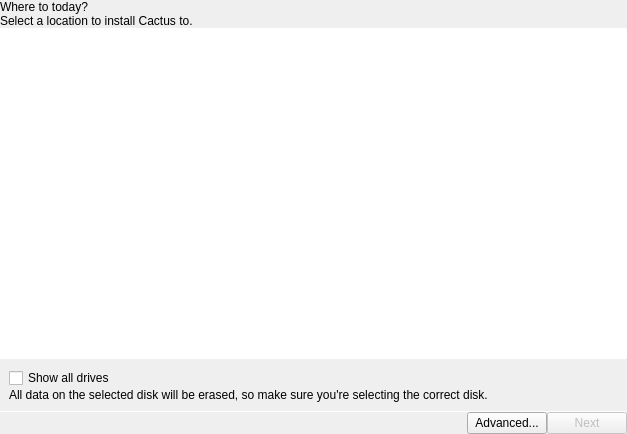
theCheeseboard/scallop, file installer/pages/diskpage.ui: the form before one commit.
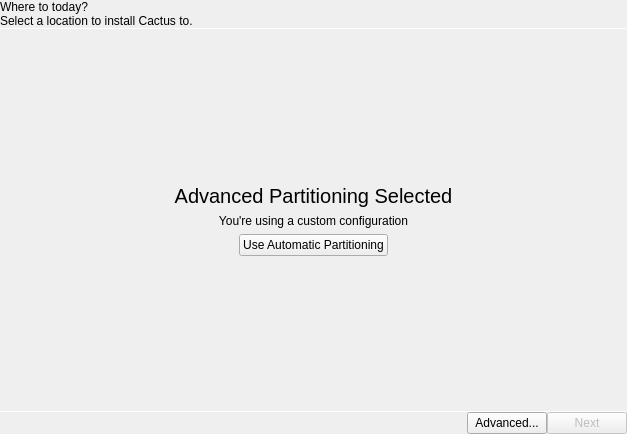
The form after the commit. Icons and pictures are not drawn. Custom widgets are drawn as their Qt base class.

Commit message: Implement disk encryption for EFI setups

```diff
--- a/installer/pages/diskpage.ui
+++ b/installer/pages/diskpage.ui
@@ -60,6 +60,28 @@
     </widget>
    </item>
    <item>
+    <widget class="tStackedWidget" name="stackedWidget">
+     <property name="currentIndex">
+      <number>1</number>
+     </property>
+     <widget class="QWidget" name="wholeDiskPage">
+      <layout class="QVBoxLayout" name="verticalLayout_3">
+       <property name="spacing">
+        <number>0</number>
+       </property>
+       <property name="leftMargin">
+        <number>0</number>
+       </property>
+       <property name="topMargin">
+        <number>0</number>
+       </property>
+       <property name="rightMargin">
+        <number>0</number>
+       </property>
+       <property name="bottomMargin">
+        <number>0</number>
+       </property>
+       <item>
     <widget class="QListWidget" name="listWidget">
      <property name="frameShape">
       <enum>QFrame::NoFrame</enum>
@@ -109,6 +131,102 @@
      </item>
     </layout>
    </item>
+      </layout>
+     </widget>
+     <widget class="QWidget" name="advancedDiskPage">
+      <layout class="QVBoxLayout" name="verticalLayout_4">
+       <item>
+        <spacer name="verticalSpacer_2">
+         <property name="orientation">
+          <enum>Qt::Vertical</enum>
+         </property>
+         <property name="sizeHint" stdset="0">
+          <size>
+           <width>20</width>
+           <height>119</height>
+          </size>
+         </property>
+        </spacer>
+       </item>
+       <item>
+        <widget class="QLabel" name="label_2">
+         <property name="font">
+          <font>
+           <pointsize>15</pointsize>
+          </font>
+         </property>
+         <property name="text">
+          <string>Advanced Partitioning Selected</string>
+         </property>
+         <property name="alignment">
+          <set>Qt::AlignCenter</set>
+         </property>
+        </widget>
+       </item>
+       <item>
+        <widget class="QLabel" name="advancedPartitioningLabel">
+         <property name="text">
+          <string notr="true">You're using a custom configuration</string>
+         </property>
+         <property name="alignment">
+          <set>Qt::AlignCenter</set>
+         </property>
+        </widget>
+       </item>
+       <item>
+        <layout class="QHBoxLayout" name="horizontalLayout_2">
+         <item>
+          <spacer name="horizontalSpacer_2">
+           <property name="orientation">
+            <enum>Qt::Horizontal</enum>
+           </property>
+           <property name="sizeHint" stdset="0">
+            <size>
+             <width>40</width>
+             <height>20</height>
+            </size>
+           </property>
+          </spacer>
+         </item>
+         <item>
+          <widget class="QPushButton" name="useAutomaticPartitioningButton">
+           <property name="text">
+            <string>Use Automatic Partitioning</string>
+           </property>
+          </widget>
+         </item>
+         <item>
+          <spacer name="horizontalSpacer_3">
+           <property name="orientation">
+            <enum>Qt::Horizontal</enum>
+           </property>
+           <property name="sizeHint" stdset="0">
+            <size>
+             <width>40</width>
+             <height>20</height>
+            </size>
+           </property>
+          </spacer>
+         </item>
+        </layout>
+       </item>
+       <item>
+        <spacer name="verticalSpacer">
+         <property name="orientation">
+          <enum>Qt::Vertical</enum>
+         </property>
+         <property name="sizeHint" stdset="0">
+          <size>
+           <width>20</width>
+           <height>118</height>
+          </size>
+         </property>
+        </spacer>
+       </item>
+      </layout>
+     </widget>
+    </widget>
+   </item>
    <item>
     <widget class="Line" name="line">
      <property name="maximumSize">
@@ -174,6 +292,15 @@
     <signal>backButtonClicked()</signal>
    </slots>
   </customwidget>
+  <customwidget>
+   <class>tStackedWidget</class>
+   <extends>QStackedWidget</extends>
+   <header location="global">tstackedwidget.h</header>
+   <container>1</container>
+   <slots>
+    <signal>switchingFrame(int)</signal>
+   </slots>
+  </customwidget>
  </customwidgets>
  <resources/>
  <connections/>
```
Lines whose indentation alone changed are shown as unchanged. The commit also changes 360 other files.
